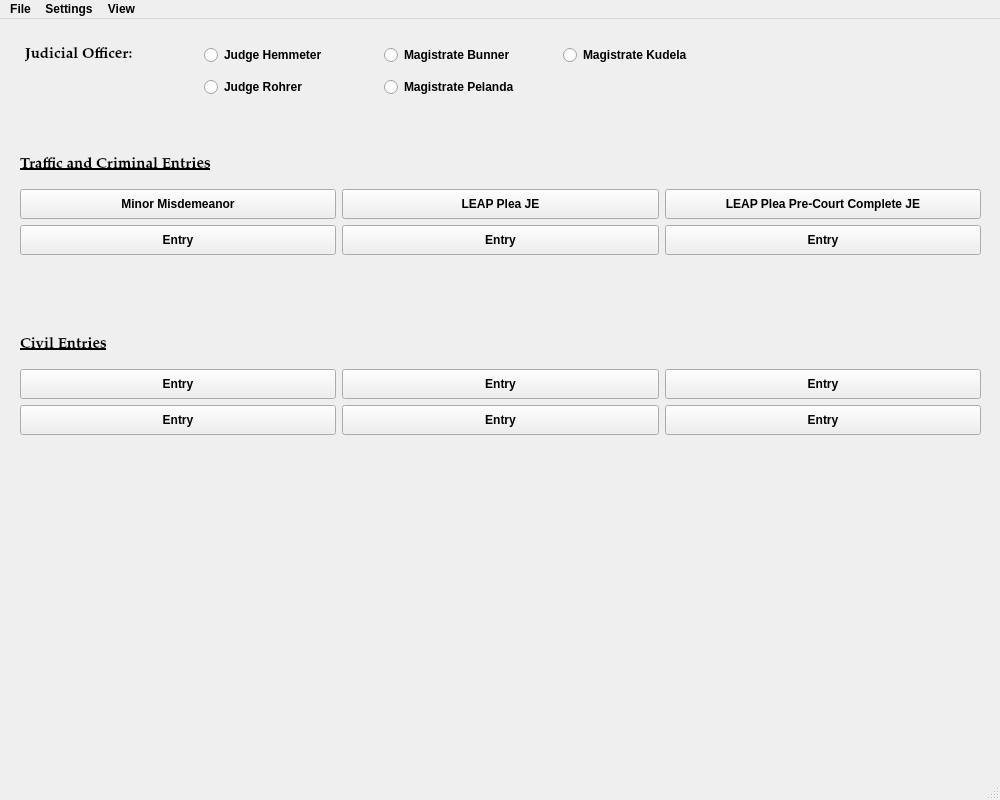
HunterProgram22/MuniEntry, file resources/ui/MainWindow.ui: the form before one commit.
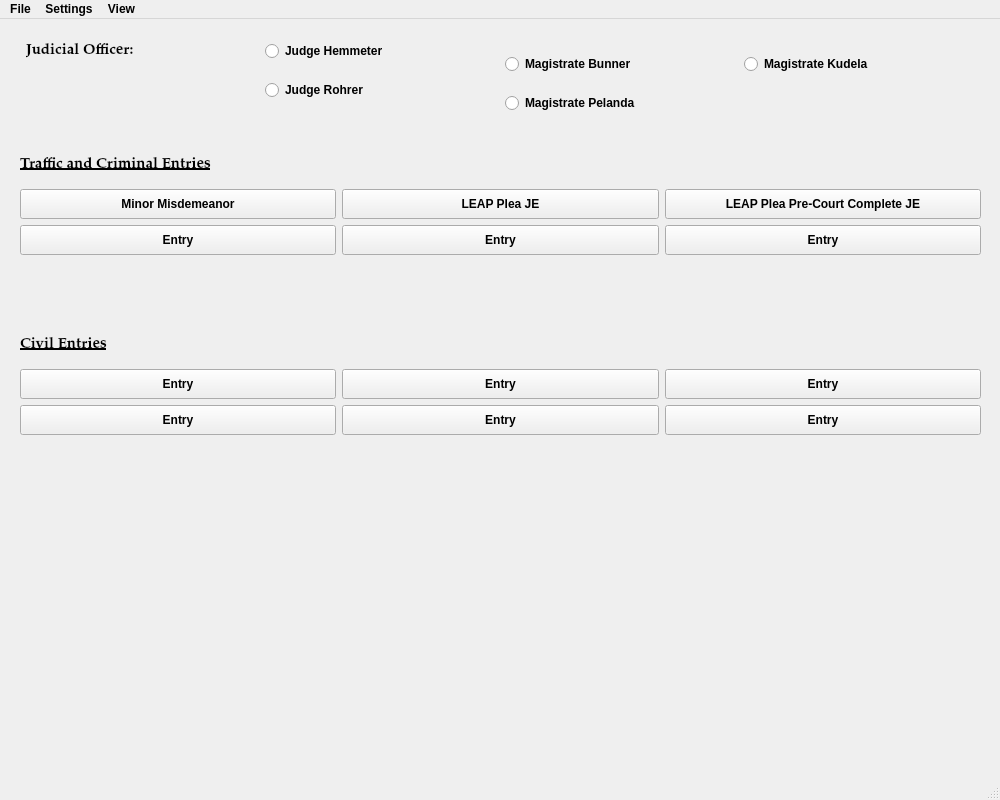
The form after the commit.

What changed in the file:
```diff
--- a/resources/ui/MainWindow.ui
+++ b/resources/ui/MainWindow.ui
@@ -261,13 +261,13 @@
      </item>
     </layout>
    </widget>
-   <widget class="QWidget" name="layoutWidget">
+   <widget class="QWidget" name="">
     <property name="geometry">
      <rect>
-      <x>25</x>
-      <y>20</y>
-      <width>711</width>
-      <height>66</height>
+      <x>26</x>
+      <y>22</y>
+      <width>951</width>
+      <height>72</height>
      </rect>
     </property>
     <layout class="QGridLayout" name="gridLayout">
@@ -297,7 +297,7 @@
        </attribute>
       </widget>
      </item>
-     <item row="0" column="2">
+     <item row="0" column="2" rowspan="2">
       <widget class="QRadioButton" name="bunner_radioButton">
        <property name="text">
         <string>Magistrate Bunner</string>
@@ -307,7 +307,7 @@
        </attribute>
       </widget>
      </item>
-     <item row="0" column="3">
+     <item row="0" column="3" rowspan="2">
       <widget class="QRadioButton" name="kudela_radioButton">
        <property name="text">
         <string>Magistrate Kudela</string>
@@ -317,7 +317,7 @@
        </attribute>
       </widget>
      </item>
-     <item row="1" column="1">
+     <item row="1" column="1" rowspan="2">
       <widget class="QRadioButton" name="rohrer_radioButton">
        <property name="text">
         <string>Judge Rohrer</string>
@@ -327,7 +327,7 @@
        </attribute>
       </widget>
      </item>
-     <item row="1" column="2">
+     <item row="2" column="2">
       <widget class="QRadioButton" name="pelanda_radioButton">
        <property name="text">
         <string>Magistrate Pelanda</string>
```
Left out of the diff: 4 changed lines with no effect on the pictures.
